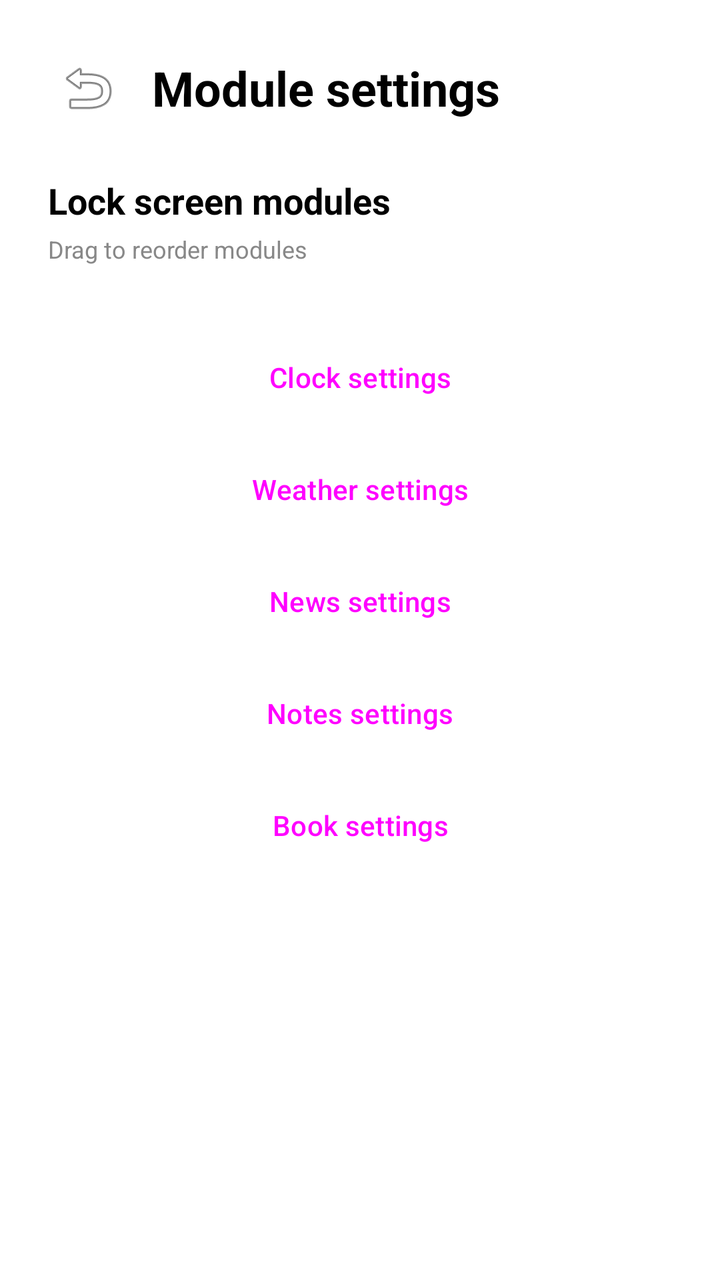
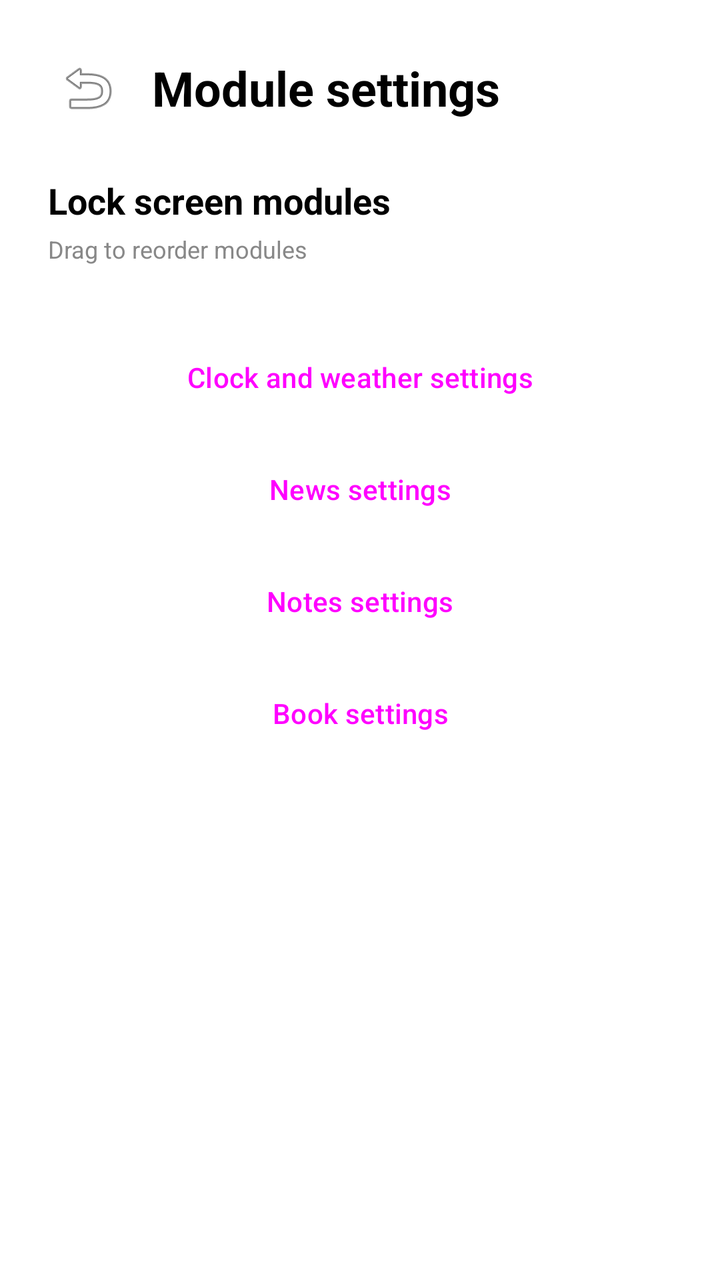

The first picture is an Android layout as it rendered before a commit; the second is the same layout after the commit. The layout source and the unified diff follow.
<!-- AndroidManifest.xml: application theme Theme.EinkScreensaver -->
<!-- res/layout/activity_module_settings.xml -->
<?xml version="1.0" encoding="utf-8"?>
<LinearLayout xmlns:android="http://schemas.android.com/apk/res/android"
    android:layout_width="match_parent"
    android:layout_height="match_parent"
    android:orientation="vertical"
    android:background="#FFFFFF">

    
    <LinearLayout
        android:layout_width="match_parent"
        android:layout_height="wrap_content"
        android:orientation="horizontal"
        android:gravity="center_vertical"
        android:padding="24dp"
        android:paddingBottom="12dp">

        <ImageButton
            android:id="@+id/btnBack"
            android:layout_width="40dp"
            android:layout_height="40dp"
            android:src="@android:drawable/ic_menu_revert"
            android:background="?attr/selectableItemBackgroundBorderless"
            android:contentDescription="@string/back"
            android:scaleType="centerInside"
            android:layout_marginEnd="12dp" />

        <TextView
            android:layout_width="wrap_content"
            android:layout_height="wrap_content"
            android:text="@string/module_settings_title"
            android:textSize="24sp"
            android:textStyle="bold"
            android:textColor="#000000" />
    </LinearLayout>

    <ScrollView
        android:layout_width="match_parent"
        android:layout_height="0dp"
        android:layout_weight="1"
        android:paddingStart="24dp"
        android:paddingEnd="24dp">

        <LinearLayout
            android:layout_width="match_parent"
            android:layout_height="wrap_content"
            android:orientation="vertical">

            
            <TextView
                android:layout_width="wrap_content"
                android:layout_height="wrap_content"
                android:text="@string/modules_title"
                android:textSize="18sp"
                android:textStyle="bold"
                android:textColor="#000000"
                android:layout_marginBottom="4dp" />

            <TextView
                android:layout_width="wrap_content"
                android:layout_height="wrap_content"
                android:text="@string/drag_to_reorder"
                android:textSize="12sp"
                android:textColor="#888888"
                android:layout_marginBottom="8dp" />

            
            <androidx.recyclerview.widget.RecyclerView
                android:id="@+id/modulesRecyclerView"
                android:layout_width="match_parent"
                android:layout_height="wrap_content"
                android:nestedScrollingEnabled="false"
                android:layout_marginBottom="24dp" />

            
            <Button
                android:id="@+id/btnClockSettings"
                android:layout_width="match_parent"
                android:layout_height="48dp"
                android:text="@string/clock_settings"
                android:textSize="14sp"
                android:layout_marginBottom="8dp"
                style="@style/Widget.Material3.Button.OutlinedButton" />

            <Button
                android:id="@+id/btnWeatherSettings"
                android:layout_width="match_parent"
                android:layout_height="48dp"
                android:text="@string/weather_settings"
                android:textSize="14sp"
                android:layout_marginBottom="8dp"
                style="@style/Widget.Material3.Button.OutlinedButton" />

            <Button
                android:id="@+id/btnNewsSettings"
                android:layout_width="match_parent"
                android:layout_height="48dp"
                android:text="@string/news_settings"
                android:textSize="14sp"
                android:layout_marginBottom="8dp"
                style="@style/Widget.Material3.Button.OutlinedButton" />

            <Button
                android:id="@+id/btnNotesSettings"
                android:layout_width="match_parent"
                android:layout_height="48dp"
                android:text="@string/notes_settings"
                android:textSize="14sp"
                android:layout_marginBottom="8dp"
                style="@style/Widget.Material3.Button.OutlinedButton" />

            <Button
                android:id="@+id/btnBookSettings"
                android:layout_width="match_parent"
                android:layout_height="48dp"
                android:text="@string/book_settings"
                android:textSize="14sp"
                android:layout_marginBottom="32dp"
                style="@style/Widget.Material3.Button.OutlinedButton" />

        </LinearLayout>
    </ScrollView>

</LinearLayout>
<!-- resources referenced by this layout -->
<resources>
  <string name="back">Back</string>
  <string name="book_settings">Book settings</string>
  <string name="clock_settings">Clock settings</string>
  <string name="drag_to_reorder">Drag to reorder modules</string>
  <string name="module_settings_title">Module settings</string>
  <string name="modules_title">Lock screen modules</string>
  <string name="news_settings">News settings</string>
  <string name="notes_settings">Notes settings</string>
  <string name="weather_settings">Weather settings</string>
  <style name="Theme.EinkScreensaver" parent="Theme.Material3.Light.NoActionBar">
          <item name="android:statusBarColor">#FFFFFF</item>
          <item name="android:windowLightStatusBar">true</item>
      </style>
</resources>

<!-- the commit's change to res/layout/activity_module_settings.xml (unified diff, before → after) -->
@@ -82,15 +82,6 @@
                 style="@style/Widget.Material3.Button.OutlinedButton" />
 
             <Button
-                android:id="@+id/btnWeatherSettings"
-                android:layout_width="match_parent"
-                android:layout_height="48dp"
-                android:text="@string/weather_settings"
-                android:textSize="14sp"
-                android:layout_marginBottom="8dp"
-                style="@style/Widget.Material3.Button.OutlinedButton" />
-
-            <Button
                 android:id="@+id/btnNewsSettings"
                 android:layout_width="match_parent"
                 android:layout_height="48dp"
<!-- resource entries referenced after the edit -->
@@ -2,13 +2,12 @@
 <resources>
   <string name="back">Back</string>
   <string name="book_settings">Book settings</string>
-  <string name="clock_settings">Clock settings</string>
+  <string name="clock_settings">Clock and weather settings</string>
   <string name="drag_to_reorder">Drag to reorder modules</string>
   <string name="module_settings_title">Module settings</string>
   <string name="modules_title">Lock screen modules</string>
   <string name="news_settings">News settings</string>
   <string name="notes_settings">Notes settings</string>
-  <string name="weather_settings">Weather settings</string>
   <style name="Theme.EinkScreensaver" parent="Theme.Material3.Light.NoActionBar">
           <item name="android:statusBarColor">#FFFFFF</item>
           <item name="android:windowLightStatusBar">true</item>
